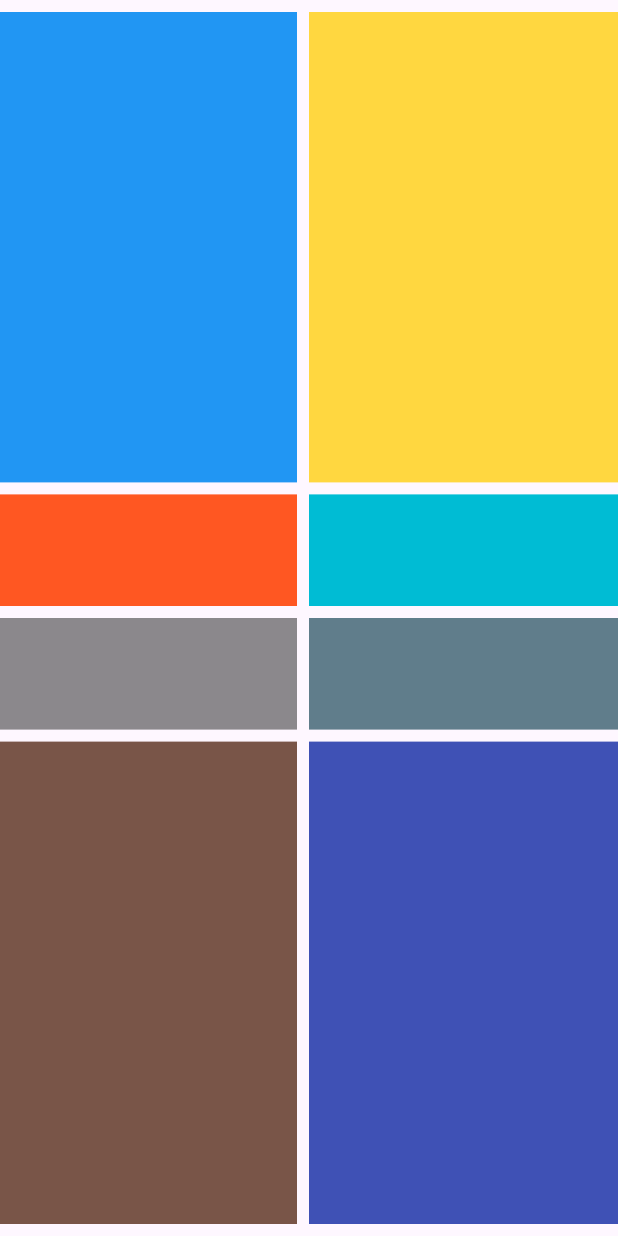
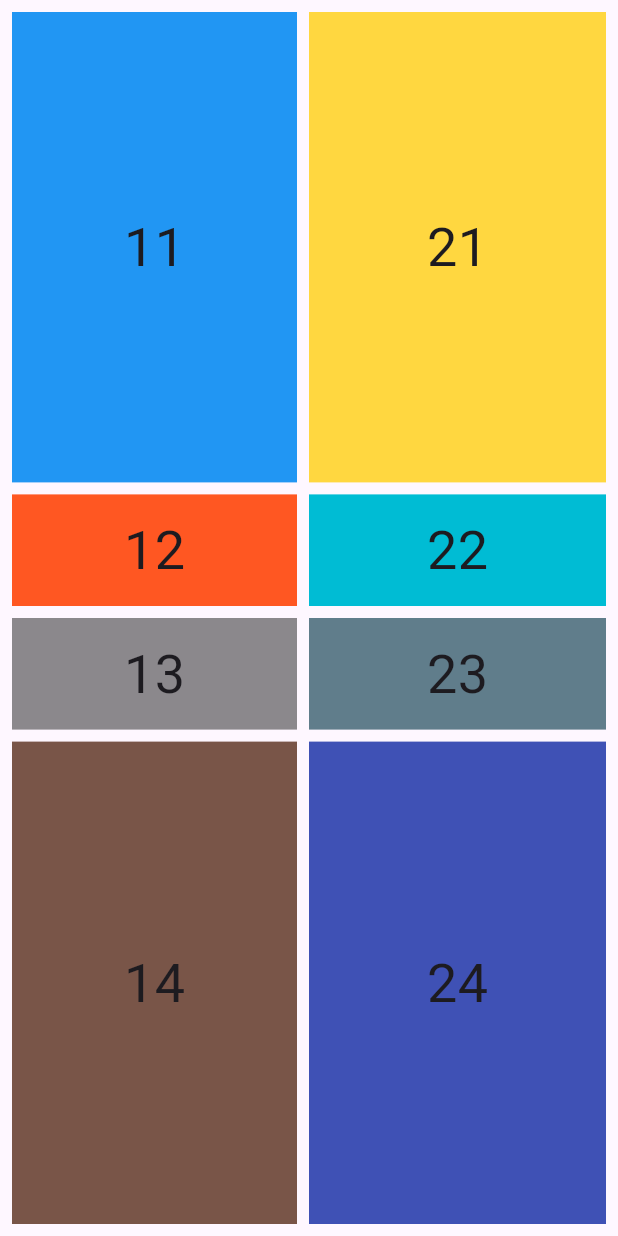
Before and after one commit to Karyqqe/wardrobe, a Flutter app: the screen it shows after launch, on a phone screen of 412 x 824 dp. Run offline on Flutter 3.47's test engine with Material 3 defaults, Android fonts, the light colour scheme and no system bars.

Commit message:
second commit, added nums

```diff
--- a/lib/main.dart
+++ b/lib/main.dart
@@ -13,7 +13,8 @@ class MyApp extends StatelessWidget {
     return MaterialApp(
       theme: ThemeData(primaryColor: Colors.blueGrey),
       home: Scaffold(
-        body: Container(
+        body: Align(
+
 
           child: Row(
             children: [
@@ -24,37 +25,45 @@ class MyApp extends StatelessWidget {
                     Expanded(flex: 4, child:
 
                     Container(
+                      alignment: Alignment.center,
+                      child: Text('11', style: TextStyle(fontSize: 36),),
                       width: 400,
                       height: 450,
                       color: Colors.blue,
-                      margin: EdgeInsets.only(bottom: 8, right: 8, top: 8),
+                      margin: EdgeInsets.only(bottom: 8, right: 8, top: 8, left: 8),
 
                     )),
                     Expanded(flex: 1, child:
 
                     Container(
+                      alignment: Alignment.center,
+                      child: Text('12', style: TextStyle(fontSize: 36),),
                       width: 400,
                       height: 450,
                       color: Colors.deepOrange,
-                        margin: EdgeInsets.only(bottom: 8, right: 8),
+                        margin: EdgeInsets.only(bottom: 8, right: 8, left: 8),
 
                     )),
                     Expanded(flex: 1, child:
 
                     Container(
+                      alignment: Alignment.center,
+                      child: Text('13', style: TextStyle(fontSize: 36),),
                       width: 400,
                       height: 450,
                       color: Colors.black45,
-                        margin: EdgeInsets.only(bottom: 8, right: 8),
+                        margin: EdgeInsets.only(bottom: 8, right: 8, left: 8),
 
                     )),
                     Expanded(flex: 4, child:
 
                     Container(
+                      alignment: Alignment.center,
+                      child: Text('14', style: TextStyle(fontSize: 36),),
                       width: 400,
                       height: 450,
                       color: Colors.brown,
-                        margin: EdgeInsets.only(bottom: 8, right: 8),
+                        margin: EdgeInsets.only(bottom: 8, right: 8, left: 8),
 
                     ),),],),),
                   Expanded(
@@ -64,37 +73,45 @@ class MyApp extends StatelessWidget {
                           Expanded(flex: 4, child:
 
                             Container(
+                              alignment: Alignment.center,
+                              child: Text('21', style: TextStyle(fontSize: 36),),
                           width: 400,
                           height: 450,
                           color: Colors.amberAccent,
-                          margin: EdgeInsets.only(bottom: 8, top: 8),
+                          margin: EdgeInsets.only(bottom: 8, top: 8, right: 8),
 
                         )),
                         Expanded(flex: 1, child:
 
                          Container(
+                           alignment: Alignment.center,
+                           child: Text('22', style: TextStyle(fontSize: 36),),
                           width: 400,
                           height: 450,
                           color: Colors.cyan,
-                          margin: EdgeInsets.only(bottom: 8),
+                          margin: EdgeInsets.only(bottom: 8, right: 8),
 
                         )),
                         Expanded(flex: 1, child:
 
                           Container(
+                            alignment: Alignment.center,
+                            child: Text('23', style: TextStyle(fontSize: 36),),
                           width: 400,
                           height: 450,
                           color: Colors.blueGrey,
-                          margin: EdgeInsets.only(bottom: 8),
+                          margin: EdgeInsets.only(bottom: 8, right: 8),
 
                         )),
                         Expanded(flex: 4, child:
 
                           Container(
+                            alignment: Alignment.center,
+                            child: Text('24', style: TextStyle(fontSize: 36),),
                           width: 400,
                           height: 450,
                           color: Colors.indigo,
-                          margin: EdgeInsets.only(bottom: 8),
+                          margin: EdgeInsets.only(bottom: 8, right: 8),
                       ),),],)
 
 
```
